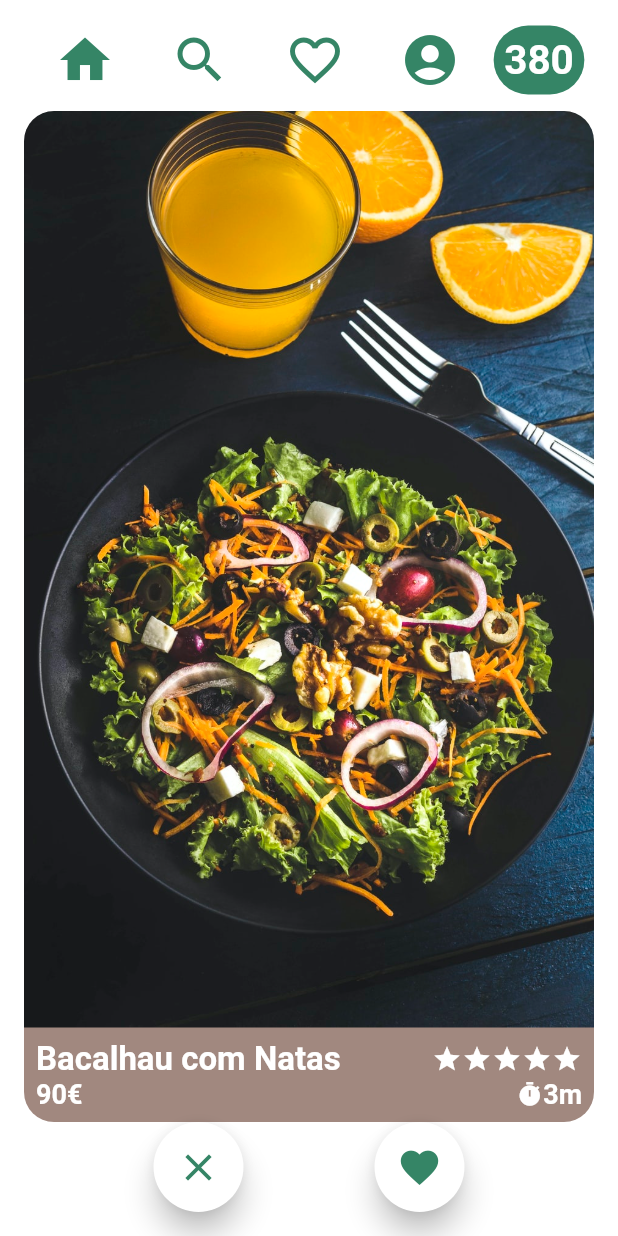
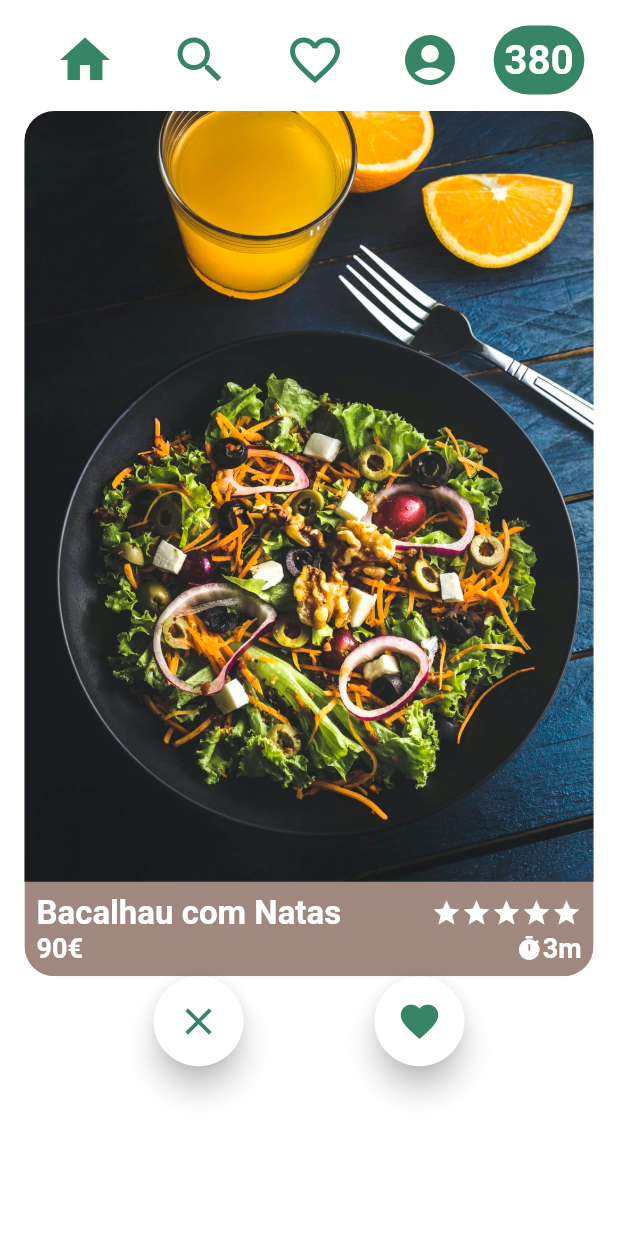
Before and after one commit to claudiofcguerra/Hackathon-2022, a Flutter app: the screen it shows after launch, on a phone screen of 412 x 824 dp. Run offline on Flutter 3.47's test engine with Material 2 defaults, Android fonts, the phone set to English and light mode, and no system bars.

Commit message:
Partially implemented swipe functionality. Changed name of constants.

```diff
--- a/lib/assets/colors.dart
+++ b/lib/assets/constants.dart
@@ -3,3 +3,6 @@ import 'package:flutter/material.dart';
 const Color primaryColor = Color(0xFF12B878);
 const Color secondaryColor = Color(0xFF358566);
 const Color backgroundColor = Colors.white;
+const double cardWidth = 379.4;
+const double cardHeightImage = 513.8;
+const double cardHeightTotal = 576.8;
--- a/lib/favs.dart
+++ b/lib/favs.dart
@@ -1,5 +1,5 @@
 import 'package:flutter/material.dart';
-import 'assets/colors.dart' as constants;
+import 'assets/constants.dart' as constants;
 
 void main() {
   runApp(
--- a/lib/points.dart
+++ b/lib/points.dart
@@ -1,6 +1,6 @@
 import 'package:flutter/cupertino.dart';
 import 'package:flutter/material.dart';
-import 'package:hackathon_2022/assets/colors.dart' as constants;
+import 'package:hackathon_2022/assets/constants.dart' as constants;
 
 class PointsPage extends StatefulWidget {
   const PointsPage({Key? key}) : super(key: key);
--- a/lib/recipe.dart
+++ b/lib/recipe.dart
@@ -1,5 +1,5 @@
 import 'package:flutter/material.dart';
-import "assets/colors.dart" as constants;
+import "assets/constants.dart" as constants;
 
 class Recipe extends StatefulWidget{
   const Recipe({Key? key}) : super(key: key);
--- a/lib/swipe.dart
+++ b/lib/swipe.dart
@@ -3,7 +3,7 @@ import 'package:hackathon_2022/assets/cut_out_text_painter.dart';
 import 'package:hackathon_2022/assets/measure_size_render_object.dart';
 import 'package:hackathon_2022/favs.dart';
 import 'package:hackathon_2022/points.dart';
-import 'assets/colors.dart' as constants;
+import 'assets/constants.dart' as constants;
 
 class SwipePage extends StatefulWidget {
   const SwipePage({Key? key}) : super(key: key);
@@ -85,61 +85,54 @@ class BuildBottomRow extends StatelessWidget {
   }
 }
 
-class BuildCard extends StatefulWidget {
+class BuildCard extends StatelessWidget {
   const BuildCard({
     Key? key,
   }) : super(key: key);
 
   @override
-  State<BuildCard> createState() => _BuildCardState();
+  Widget build(BuildContext context) {
+    return Draggable(
+      feedback: ClipRRect(
+        borderRadius: BorderRadius.circular(20),
+        child: const BuildTotalCard(),
+      ),
+      child: ClipRRect(
+        borderRadius: BorderRadius.circular(20),
+        child: const BuildTotalCard(),
+      ),
+      childWhenDragging: Container(
+        height: constants.cardHeightTotal,
+      ),
+    );
+  }
 }
 
-class _BuildCardState extends State<BuildCard> {
-  var widgetSize = Size.zero;
+class BuildTotalCard extends StatelessWidget {
+  const BuildTotalCard({
+    Key? key,
+  }) : super(key: key);
 
   @override
   Widget build(BuildContext context) {
-    return Expanded(
-      child: Draggable(
-        feedback: ClipRRect(
-          borderRadius: BorderRadius.circular(20),
-          child: Container(
-            // Size(379.4, 513.9)
-            width: 379.4,
-            height: 513.9,
-            decoration: const BoxDecoration(
-              image: DecorationImage(
-                image: AssetImage('images/testphoto1.jpg'),
-                fit: BoxFit.cover,
-              ),
+    return Column(
+      children: [
+        Container(
+          // Size(379.4, 513.9)
+          width: constants.cardWidth,
+          height: constants.cardHeightImage,
+          decoration: const BoxDecoration(
+            image: DecorationImage(
+              image: AssetImage('images/testphoto1.jpg'),
+              fit: BoxFit.cover,
             ),
           ),
         ),
-        child: ClipRRect(
-          borderRadius: BorderRadius.circular(20),
-          child: Column(children: [
-            Expanded(
-              child: MeasureSize(
-                onChange: (Size size) {
-                  setState(() {
-                    widgetSize = size;
-                    print(widgetSize);
-                  });
-                },
-                child: Container(
-                  decoration: const BoxDecoration(
-                    image: DecorationImage(
-                      image: AssetImage('images/testphoto1.jpg'),
-                      fit: BoxFit.cover,
-                    ),
-                  ),
-                ),
-              ),
-            ),
-            const BuildCardInfo()
-          ]),
+        const SizedBox(
+          width: 379.4,
+          child: BuildCardInfo(),
         ),
-      ),
+      ],
     );
   }
 }
```
Also changed, not shown: lib/main.dart (+0 -63 lines).
